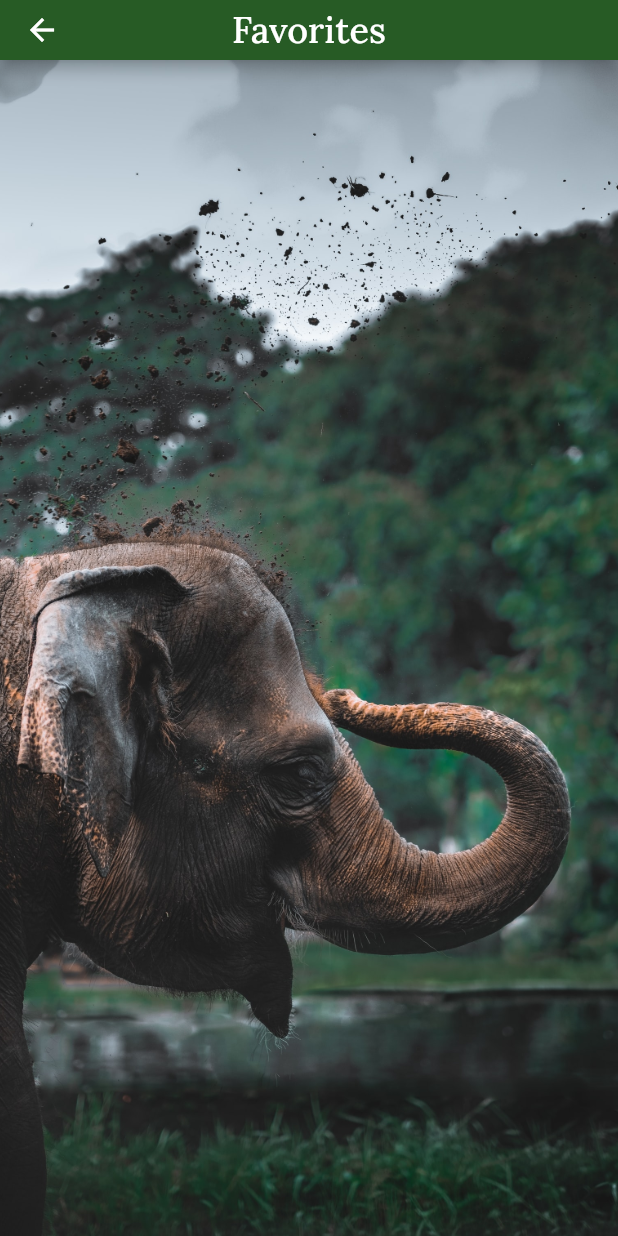
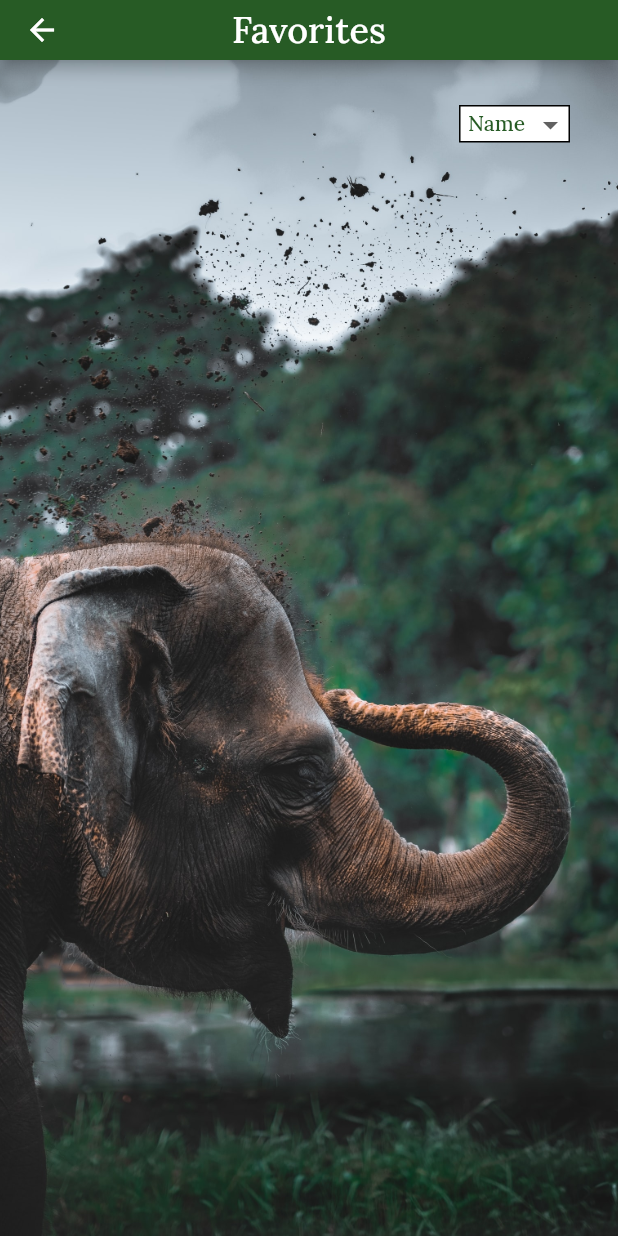
Before and after one commit to VanessaSwerts/elephant_app, a Flutter app: the screen it shows after launch, item 4 of the bottom bar chosen, on a phone screen of 412 x 824 dp. Run offline on Flutter 3.47's test engine with Material 2 defaults, Android fonts, the phone set to English and light mode, and no system bars; our stand-ins replace cached_network_image, flutter_mobx, get_it, mobx; missing offline and left inert: flutter_progress_button; generated files the repository leaves out were written again; network calls fail.

Commit message:
Atualizando funcionalidades

```diff
--- a/lib/ui/favorites/favorites_page.dart
+++ b/lib/ui/favorites/favorites_page.dart
@@ -1,7 +1,14 @@
 import 'package:elephant_app/conts/constsApp.dart';
 import 'package:flutter/material.dart';
 
-class FavoritesPage extends StatelessWidget {
+class FavoritesPage extends StatefulWidget {
+  @override
+  _FavoritesPageState createState() => _FavoritesPageState();
+}
+
+class _FavoritesPageState extends State<FavoritesPage> {
+  String dropdownValue = 'Name';
+
   @override
   Widget build(BuildContext context) {
     double screeHeight = MediaQuery.of(context).size.height;
@@ -34,6 +41,54 @@ class FavoritesPage extends StatelessWidget {
               width: screewidth,
               fit: BoxFit.cover,
             ),
+            Column(
+              children: <Widget>[
+                SizedBox(
+                  height: 30.0,
+                ),
+                Row(
+                  children: <Widget>[
+                    Spacer(),
+                    Padding(
+                      padding: const EdgeInsets.only(right: 32.0),
+                      child: Container(
+                        height: 25,
+                        decoration: BoxDecoration(
+                            color: Colors.white, border: Border.all()),
+                        child: DropdownButtonHideUnderline(
+                          child: DropdownButton<String>(
+                            value: dropdownValue,
+                            onChanged: (String newValue) {
+                              setState(() {
+                                dropdownValue = newValue;
+                              });
+                            },
+                            items: <String>['Name', 'Sex', 'Specie']
+                                .map<DropdownMenuItem<String>>((String value) {
+                              return DropdownMenuItem<String>(
+                                value: value,
+                                child: Padding(
+                                  padding: EdgeInsets.only(left: 5.0),
+                                  child: Text(
+                                    value,
+                                    style: TextStyle(
+                                      color: ConstsApp.primaryGreenColor,
+                                      fontFamily: "Lora",
+                                      fontWeight: FontWeight.w500,
+                                      fontSize: 14,
+                                    ),
+                                  ),
+                                ),
+                              );
+                            }).toList(),
+                          ),
+                        ),
+                      ),
+                    ),
+                  ],
+                ),
+              ],
+            ),
           ],
         ),
       ),
```
Also changed, not shown: lib/ui/elephants/list_elephants.dart (+20 -49 lines), lib/ui/home/home_page.dart (+18 -8 lines), lib/ui/home/widgets/floatingbutton_custom.dart (+25 -6 lines), lib/ui/home/widgets/appBar_custom.dart (line endings or trailing spaces).
